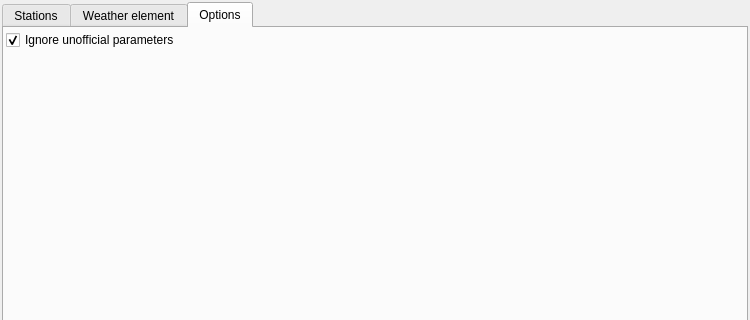
This is src/errorlist/error_search_dialog.ui in metno/kvhqc as Qt 5 draws it before an edit; both pictures show x 0 to 750 and y 0 to 320 of the 750 by 500 pixel window. The edited form follows.
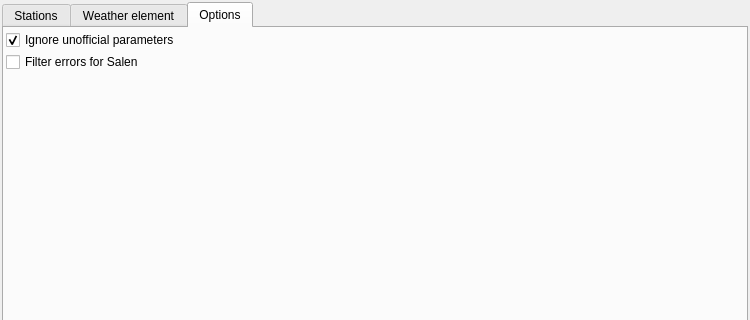
This is the edited form. The open tabs and pages were chosen to show the change. Icons and pictures are not drawn. Custom widgets are drawn as their Qt base class.

Commit message: option to filter error list for Salen

Diff of the .ui file:
```diff
--- a/src/errorlist/error_search_dialog.ui
+++ b/src/errorlist/error_search_dialog.ui
@@ -544,6 +544,13 @@
          </property>
         </widget>
        </item>
+       <item>
+        <widget class="QCheckBox" name="checkErrorsForSalen">
+         <property name="text">
+          <string>Filter errors for Salen</string>
+         </property>
+        </widget>
+       </item>
        <item>
         <spacer name="verticalSpacer">
          <property name="orientation">
```
The commit also changes 5 other files.
